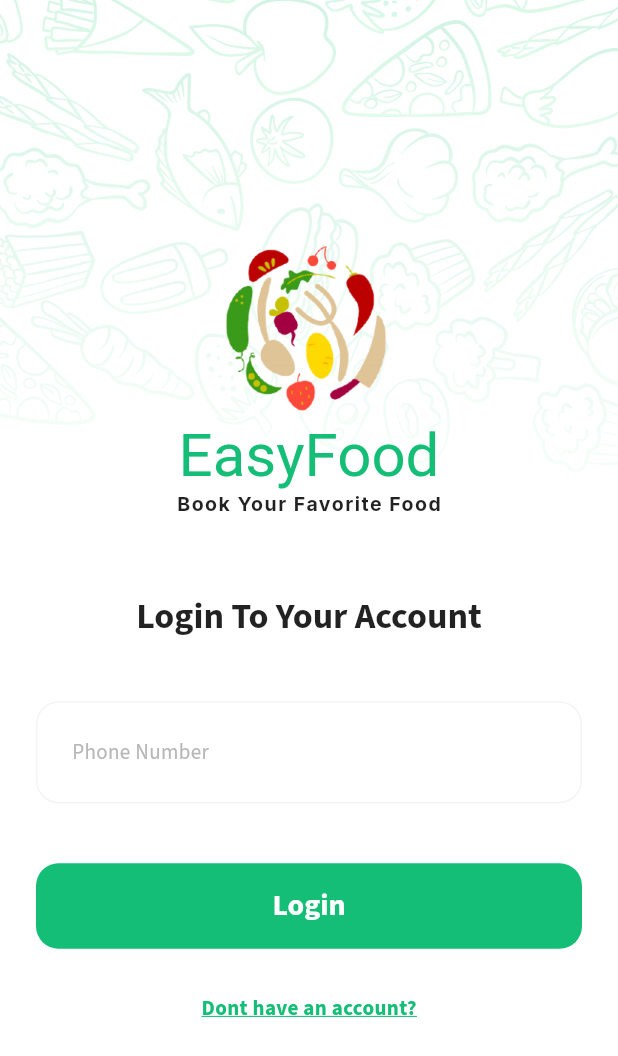
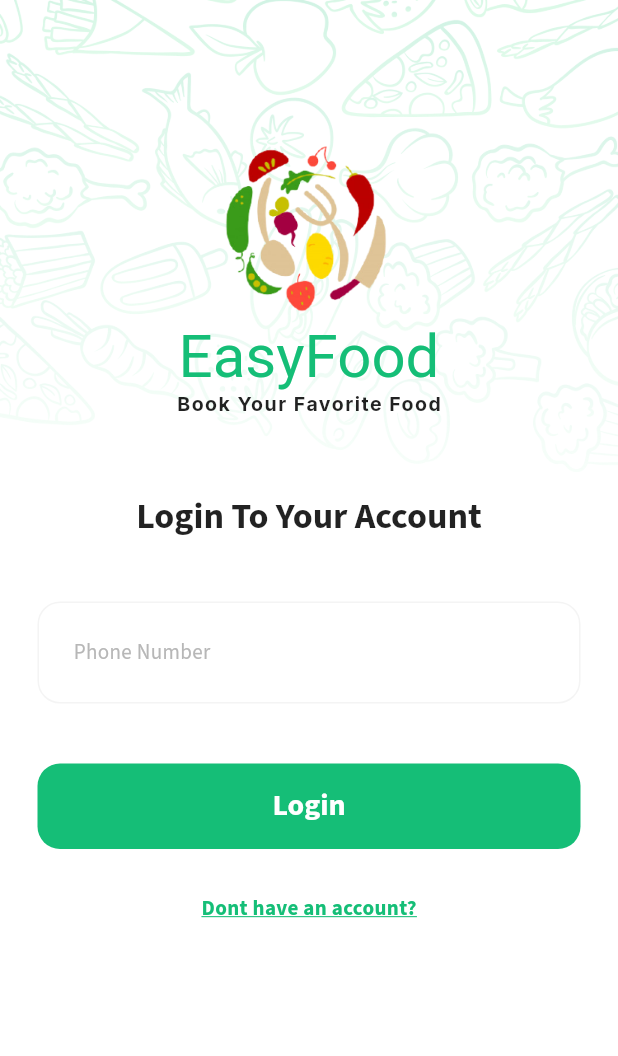
Before and after one commit to adityamputra27/easyfood, a Flutter app: the screen it shows after launch, on a phone screen of 412 x 824 dp. Shown: the top 1056 px of the screen. Run offline on Flutter 3.47's test engine with Material 2 defaults, Android fonts, the light colour scheme and no system bars; our stand-ins replace google_fonts; Roboto replaces fonts that are missing (Viga).

Commit message:
fix login page

```diff
--- a/lib/login_page.dart
+++ b/lib/login_page.dart
@@ -7,7 +7,6 @@ class LoginPage extends StatelessWidget {
   @override
   Widget build(BuildContext context) {
     return Scaffold(
-      resizeToAvoidBottomInset: false,
       backgroundColor: Colors.white,
       body: Stack(
         children: [
@@ -22,10 +21,12 @@ class LoginPage extends StatelessWidget {
               ),
             ),
           ),
-          Center(
+          SingleChildScrollView(
             child: Container(
-              margin: const EdgeInsets.symmetric(
-                horizontal: 24,
+              margin: const EdgeInsets.only(
+                left: 25,
+                right: 25,
+                top: 75,
               ),
               child: Column(
                 mainAxisAlignment: MainAxisAlignment.center,
@@ -101,7 +102,9 @@ class LoginPage extends StatelessWidget {
                               15,
                             ),
                           )),
-                      onPressed: () {},
+                      onPressed: () {
+                        Navigator.pushNamed(context, '/home');
+                      },
                       child: Text(
                         'Login',
                         style: GoogleFonts.sourceSansPro(
```
